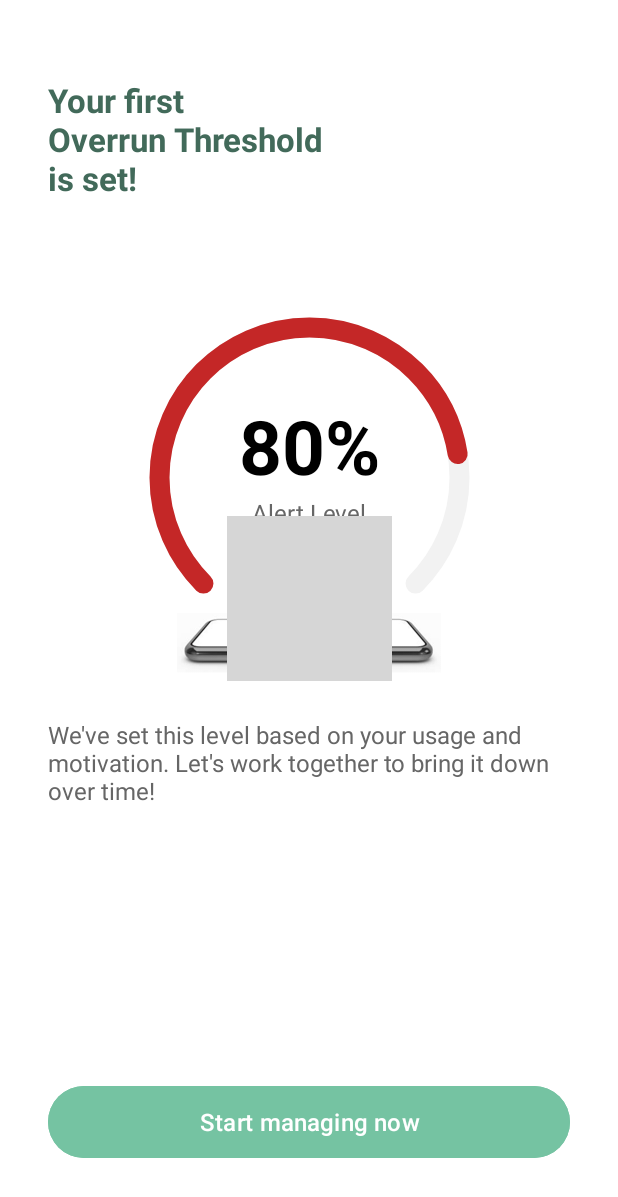
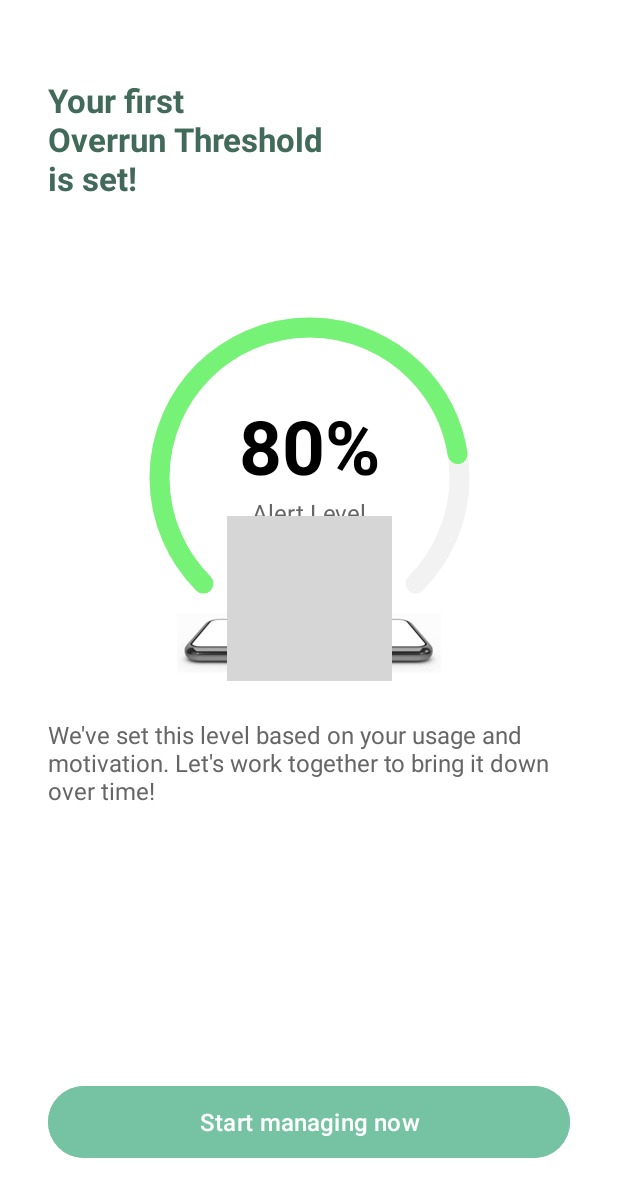
Before and after one commit to sc-team-6/PaceMate-FE, an Android app: the fragment OnboardingUsageFragment shown on its own in the app's theme, on a phone screen of 412 x 824 dp. Shown: the top 1197 px of the screen. Run offline under Robolectric (Android 15) with nearby library versions, the phone set to English and light mode, and no system bars; 1 statement that could not run was skipped; grey boxes are pictures that could not be loaded.

```diff
--- a/app/src/main/java/com/example/myapplication/fragments/OnboardingUsageFragment.kt
+++ b/app/src/main/java/com/example/myapplication/fragments/OnboardingUsageFragment.kt
@@ -60,6 +60,6 @@ class OnboardingUsageFragment : Fragment() {
 
         // 호 프로그레스 뷰 업데이트
         // 0%일 때 비어있고 100%일 때 꽉 차도록 설정
-        progressArc.percentage = alertThresholdPercentage
+        progressArc.percentage = alertThresholdPercentage.toFloat()
     }
 }
--- a/app/src/main/java/com/example/myapplication/views/ArcProgressView.kt
+++ b/app/src/main/java/com/example/myapplication/views/ArcProgressView.kt
@@ -15,43 +15,38 @@ class ArcProgressView @JvmOverloads constructor(
     defStyleAttr: Int = 0
 ) : View(context, attrs, defStyleAttr) {
 
-    // 배경 호를 그리기 위한 Paint 객체
     private val backgroundArcPaint = Paint(Paint.ANTI_ALIAS_FLAG).apply {
         style = Paint.Style.STROKE
         strokeWidth = 20f
-        color = Color.parseColor("#F2F2F2") // 연한 회색
+        color = Color.parseColor("#F2F2F2")
         strokeCap = Paint.Cap.ROUND
     }
 
-    // 진행 호를 그리기 위한 Paint 객체
     private val progressArcPaint = Paint(Paint.ANTI_ALIAS_FLAG).apply {
         style = Paint.Style.STROKE
         strokeWidth = 20f
-        color = Color.parseColor("#76F376") // 초기 초록
+        color = Color.parseColor("#76F376") // default green
         strokeCap = Paint.Cap.ROUND
     }
 
     private val arcRectF = RectF()
 
-    // 현재 퍼센트 값 (0 ~ 100)
-    var percentage: Int = 0
+    var percentage: Float = 0f
         set(value) {
-            field = value.coerceIn(0, 100)
-            updateProgressColor(field)
+            field = value.coerceIn(0f, 100f)
             invalidate()
         }
 
-    // 진행률에 따른 색상 자동 설정
-    private fun updateProgressColor(value: Int) {
-        progressArcPaint.color = when {
-            value <= 33 -> Color.parseColor("#76F376") // 초록
-            value <= 66 -> Color.parseColor("#FFDE58") // 노랑
-            else -> Color.parseColor("#C42727")        // 빨강
-        }
-    }
-
     private val startAngle = -225f
     private val sweepAngle = 270f
+
+    private var fixedColor: Int? = null
+
+    fun setFixedColor(hex: String) {
+        fixedColor = Color.parseColor(hex)
+        progressArcPaint.color = fixedColor!!
+        invalidate()
+    }
 
     override fun onMeasure(widthMeasureSpec: Int, heightMeasureSpec: Int) {
         val width = MeasureSpec.getSize(widthMeasureSpec)
@@ -62,10 +57,7 @@ class ArcProgressView @JvmOverloads constructor(
     override fun onSizeChanged(w: Int, h: Int, oldw: Int, oldh: Int) {
         super.onSizeChanged(w, h, oldw, oldh)
 
-        val strokeWidth = progressArcPaint.strokeWidth
-        val padding = strokeWidth / 2f
         val arcSize = min(width, height) * 0.8f
-
         arcRectF.set(
             (width - arcSize) / 2f,
             (height - arcSize) / 2f,
@@ -76,11 +68,8 @@ class ArcProgressView @JvmOverloads constructor(
 
     override fun onDraw(canvas: Canvas) {
         super.onDraw(canvas)
-
-        // 배경 호
         canvas.drawArc(arcRectF, startAngle, sweepAngle, false, backgroundArcPaint)
 
-        // 진행 호
         val progressSweepAngle = sweepAngle * (percentage / 100f)
         canvas.drawArc(arcRectF, startAngle, progressSweepAngle, false, progressArcPaint)
     }
```
Also changed, not shown: app/src/main/java/com/example/myapplication/fragments/HomeFragment.kt (+19 -10 lines).
